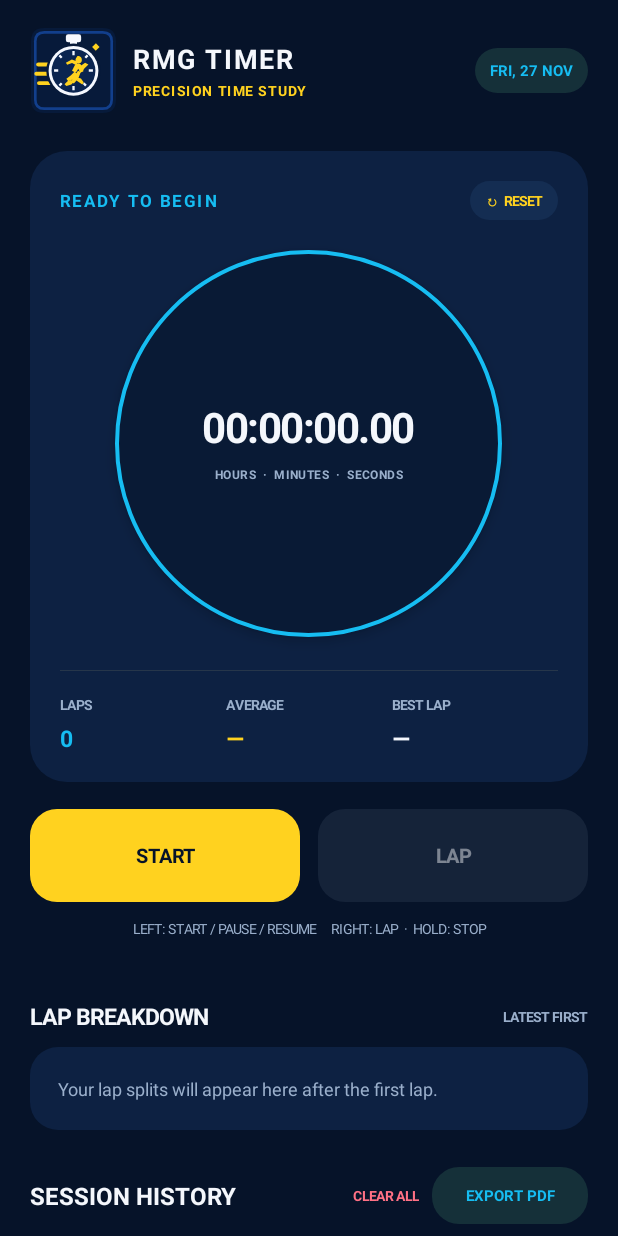
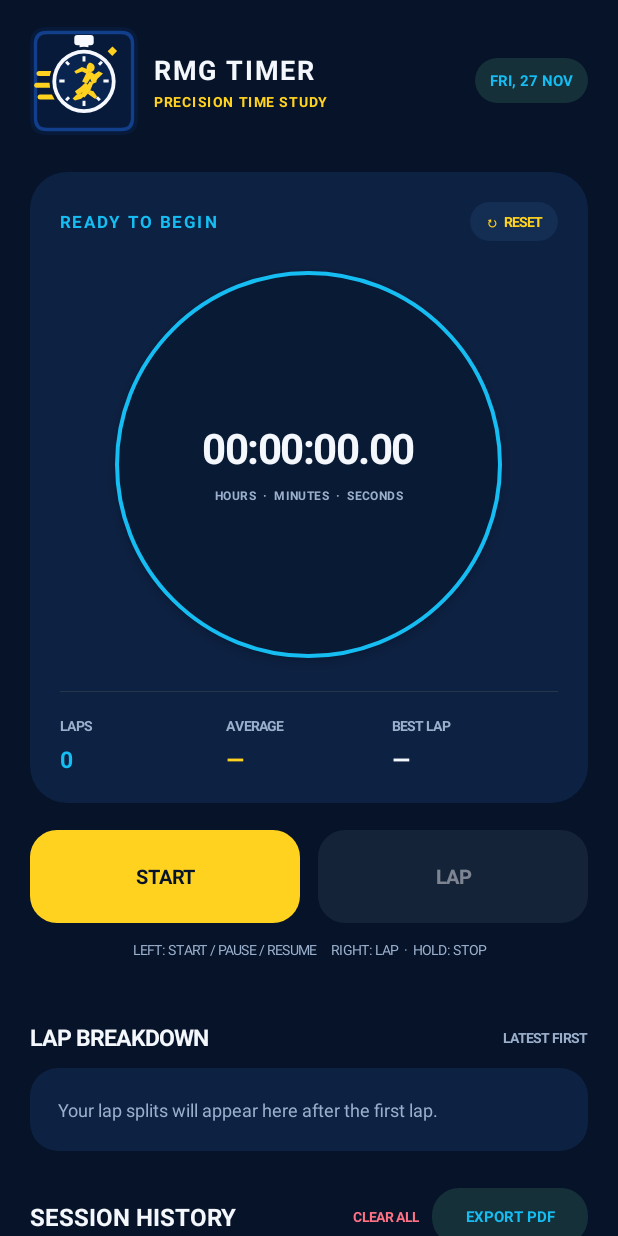
Before and after one commit to safolotatelecom/ChronoFlow, an Android app: the screen it shows after launch (MainActivity), on a phone screen of 412 x 824 dp. Run offline under Robolectric (Android 15) with nearby library versions, the phone set to English and light mode, and no system bars.

Commit message:
Update MainActivity.kt

```diff
--- a/app/src/main/java/com/chronoflow/stopwatch/MainActivity.kt
+++ b/app/src/main/java/com/chronoflow/stopwatch/MainActivity.kt
@@ -108,12 +108,15 @@ class MainActivity : ComponentActivity() {
         // Brand header
         val header = LinearLayout(this).apply { orientation = LinearLayout.HORIZONTAL; gravity = Gravity.CENTER_VERTICAL }
         val brandIcon = ImageView(this).apply {
+            // Use the dedicated RMG stopwatch vector asset without cropping it.
             setImageResource(R.drawable.rmg_logo)
             scaleType = ImageView.ScaleType.FIT_CENTER
+            adjustViewBounds = true
             contentDescription = "RMG Timer stopwatch runner logo"
-            setPadding(dp(1), dp(1), dp(1), dp(1))
+            setPadding(0, 0, 0, 0)
+            setBackgroundColor(android.graphics.Color.TRANSPARENT)
         }
-        header.addView(brandIcon, LinearLayout.LayoutParams(dp(58), dp(58)))
+        header.addView(brandIcon, LinearLayout.LayoutParams(dp(72), dp(72)))
         val brandColumn = LinearLayout(this).apply { orientation = LinearLayout.VERTICAL; setPadding(dp(11), 0, 0, 0) }
         brandColumn.addView(label("RMG TIMER", 18f, white, true).apply { letterSpacing = .06f })
         brandColumn.addView(label("PRECISION TIME STUDY", 9f, orange, true).apply { setPadding(0, dp(3), 0, 0); letterSpacing = .12f })
@@ -234,17 +237,28 @@ class MainActivity : ComponentActivity() {
             val span = SpannableString(full)
             span.setSpan(object : ClickableSpan() {
                 override fun onClick(widget: View) {
-                    try { startActivity(Intent(Intent.ACTION_VIEW, Uri.parse("https://www.facebook.com/shorifsuzan"))) }
-                    catch (_: Exception) { Toast.makeText(this@MainActivity, "Unable to open Facebook", Toast.LENGTH_SHORT).show() }
+                    try {
+                        startActivity(Intent(Intent.ACTION_VIEW, Uri.parse("https://www.facebook.com/shorifsuzan")))
+                    } catch (_: Exception) {
+                        Toast.makeText(this@MainActivity, "Unable to open Facebook", Toast.LENGTH_SHORT).show()
+                    }
                 }
-            }, 12, full.length, Spanned.SPAN_EXCLUSIVE_EXCLUSIVE)
+
+                override fun updateDrawState(ds: android.text.TextPaint) {
+                    super.updateDrawState(ds)
+                    ds.color = orange
+                    ds.isUnderlineText = true
+                    ds.isFakeBoldText = true
+                }
+            }, full.indexOf("Shorif Uddin Suzan"), full.length, Spanned.SPAN_EXCLUSIVE_EXCLUSIVE)
             text = span
-            textSize = 10f
-            setTextColor(muted)
+            textSize = 12f
+            setTextColor(white)
             gravity = Gravity.CENTER
+            includeFontPadding = false
             movementMethod = LinkMovementMethod.getInstance()
             highlightColor = android.graphics.Color.TRANSPARENT
-            setPadding(0, dp(27), 0, dp(8))
+            setPadding(dp(8), dp(24), dp(8), dp(22))
         }
         content.addView(poweredText)
 
```
